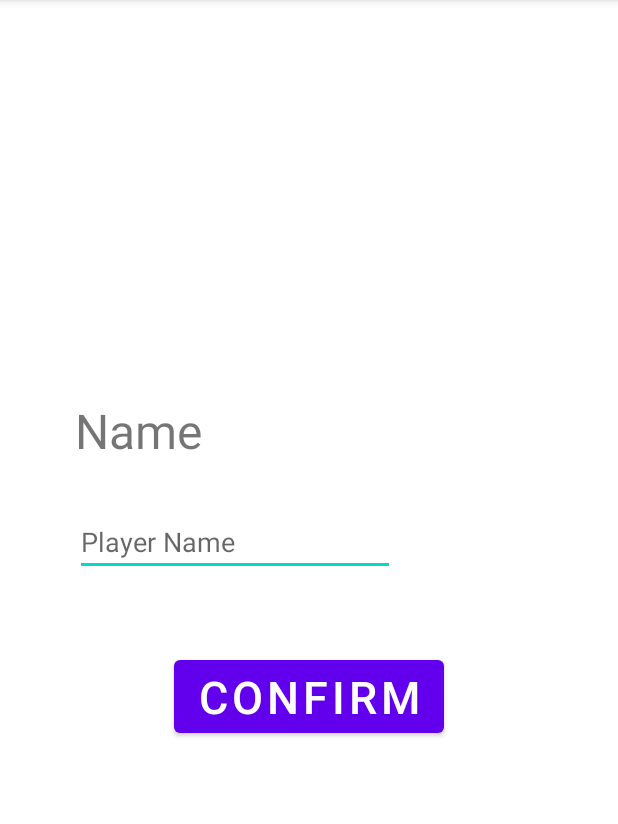
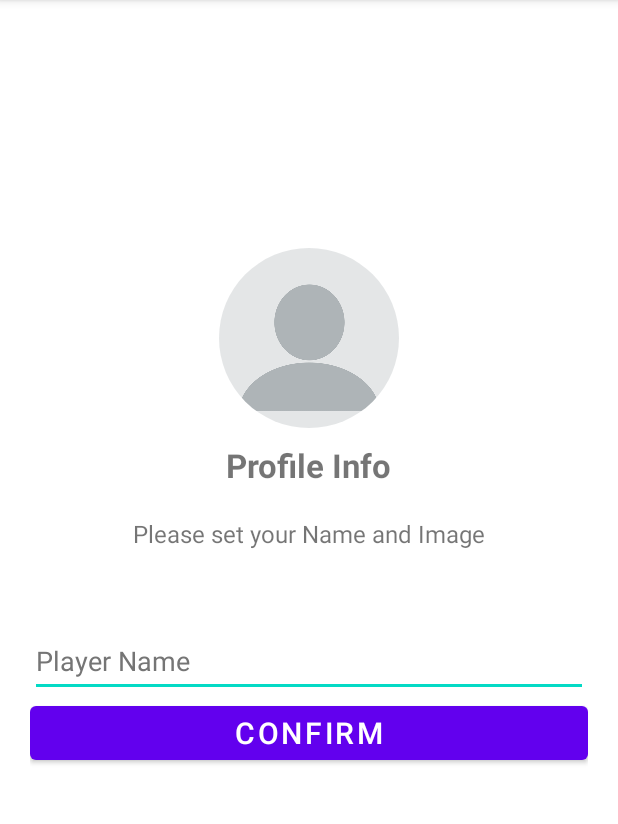
Before and after one commit to rub3n-s/BoardGame, an Android app: the screen it shows after launch (PlayerActivity), after a tap on "PLAY", on a phone screen of 412 x 824 dp, the part 84-908 px from its top. Run offline under Robolectric (Android 15) with nearby library versions, the phone set to English and light mode, and no system bars; our stand-ins replace CircleImageView, Firebase (no records; nobody signed in at launch, a user with empty details on screens opened directly).

Commit message:
profile update

```diff
--- a/app/build.gradle
+++ b/app/build.gradle
@@ -50,6 +50,9 @@ dependencies {
     implementation 'com.google.firebase:firebase-firestore-ktx'
     implementation 'com.google.firebase:firebase-messaging-ktx'
     implementation 'com.google.android.gms:play-services-auth:20.4.0'
+    implementation 'de.hdodenhof:circleimageview:3.1.0'
+    implementation 'com.google.firebase:firebase-database-ktx:20.1.0'
+    implementation 'com.google.firebase:firebase-storage-ktx:20.1.0'
 
     testImplementation 'junit:junit:4.13.2'
     androidTestImplementation 'androidx.test.ext:junit:1.1.4'
--- a/app/src/main/java/pt/isec/boardgame/MainActivity.kt
+++ b/app/src/main/java/pt/isec/boardgame/MainActivity.kt
@@ -4,6 +4,8 @@ import android.content.Intent
 import androidx.appcompat.app.AppCompatActivity
 import android.os.Bundle
 import android.widget.Button
+import pt.isec.boardgame.activity.PlayerActivity
+import pt.isec.boardgame.activity.Top5Activity
 import kotlin.system.exitProcess
 
 class MainActivity : AppCompatActivity() {
@@ -12,11 +14,11 @@ class MainActivity : AppCompatActivity() {
         setContentView(R.layout.activity_main)
 
         findViewById<Button>(R.id.btnPlay).setOnClickListener() {
-            startActivity(Intent(this,PlayerActivity::class.java))
+            startActivity(Intent(this, PlayerActivity::class.java))
         }
 
         findViewById<Button>(R.id.btnTop5).setOnClickListener() {
-            startActivity(Intent(this,Top5Activity::class.java))
+            startActivity(Intent(this, Top5Activity::class.java))
         }
 
         findViewById<Button>(R.id.btnLeave).setOnClickListener() {
--- a/app/src/main/java/pt/isec/boardgame/PlayerActivity.kt
+++ /dev/null
@@ -1,23 +0,0 @@
-package pt.isec.boardgame
-
-import androidx.appcompat.app.AppCompatActivity
-import android.os.Bundle
-import android.widget.Button
-import android.widget.EditText
-import android.widget.TextView
-import android.widget.Toast
-
-class PlayerActivity : AppCompatActivity() {
-    override fun onCreate(savedInstanceState: Bundle?) {
-        super.onCreate(savedInstanceState)
-        setContentView(R.layout.activity_player)
-
-        findViewById<Button>(R.id.btnConfirm).setOnClickListener() {
-            val playerName = findViewById<EditText>(R.id.etPlayerName).text
-            if (playerName == null || playerName.isEmpty())
-                Toast.makeText(applicationContext,"You need to insert a player name",Toast.LENGTH_LONG).show()
-            else
-                startActivity(GameActivity.getClientModeIntent(this, playerName.toString()))
-        }
-    }
-}
--- /dev/null
+++ b/app/src/main/java/pt/isec/boardgame/activity/PlayerActivity.kt
@@ -0,0 +1,205 @@
+package pt.isec.boardgame.activity
+
+import android.content.ContentValues.TAG
+import android.content.Intent
+import android.content.pm.PackageManager
+import android.net.Uri
+import android.os.Build
+import androidx.appcompat.app.AppCompatActivity
+import android.os.Bundle
+import android.util.Log
+import android.widget.Button
+import android.widget.EditText
+import android.widget.Toast
+import androidx.activity.result.contract.ActivityResultContracts
+import androidx.appcompat.app.AlertDialog
+import androidx.core.content.ContextCompat
+import androidx.core.content.res.ResourcesCompat
+import com.google.firebase.auth.FirebaseAuth
+import com.google.firebase.auth.ktx.auth
+import com.google.firebase.database.FirebaseDatabase
+import com.google.firebase.database.ktx.database
+import com.google.firebase.ktx.Firebase
+import com.google.firebase.storage.FirebaseStorage
+import com.google.firebase.storage.ktx.storage
+import pt.isec.boardgame.MainActivity
+import pt.isec.boardgame.R
+import pt.isec.boardgame.databinding.ActivityPlayerBinding
+import pt.isec.boardgame.model.PlayerModel
+import pt.isec.boardgame.utils.createFileFromUri
+import pt.isec.boardgame.utils.setPic
+import java.util.*
+
+class PlayerActivity : AppCompatActivity() {
+    companion object {
+        private const val TAG = "ConfigImageActivity"
+        private const val ACTIVITY_REQUEST_CODE_GALLERY = 10
+        private const val ACTIVITY_REQUEST_CODE_CAMERA  = 20
+        private const val PERMISSIONS_REQUEST_CODE = 1
+
+        private const val GALLERY = 1
+        private const val CAMERA  = 2
+        private const val MODE_KEY = "mode"
+    }
+
+    private lateinit var binding : ActivityPlayerBinding
+    private lateinit var auth : FirebaseAuth
+    private lateinit var database : FirebaseDatabase
+    private lateinit var storage : FirebaseStorage
+
+    private var mode = GALLERY
+    private var imagePath : String? = null
+    private var permissionsGranted = false
+        set(value) {
+            field = value
+            binding.userImage.isEnabled = value
+        }
+    private lateinit var dialog : AlertDialog.Builder
+
+    override fun onCreate(savedInstanceState: Bundle?) {
+        super.onCreate(savedInstanceState)
+
+        binding = ActivityPlayerBinding.inflate(layoutInflater)
+        setContentView(binding.root)
+
+        dialog = AlertDialog.Builder(this)
+            .setMessage("Updating Profile...")
+            .setCancelable(false)
+
+        auth =  Firebase.auth
+        database = Firebase.database
+        storage = Firebase.storage
+
+        binding.userImage.setOnClickListener { chooseImage() }
+
+        binding.btnConfirm.setOnClickListener {
+            if (binding.etPlayerName.text.isEmpty())
+                Toast.makeText(applicationContext,"Please enter your Name",Toast.LENGTH_LONG).show()
+            else if (imagePath == null)
+                Toast.makeText(applicationContext,"Please select your Image",Toast.LENGTH_LONG).show()
+            else {
+                val player = PlayerModel(imagePath.toString(),binding.etPlayerName.text.toString(),0,0,0)
+                startActivity(GameActivity.getClientModeIntent(this, player))
+                finish()
+            }
+        }
+
+        verifyPermissions()
+        updatePreview()
+    }
+
+    private var startActivityForContentResult = registerForActivityResult(
+        ActivityResultContracts.GetContent()
+    ) { uri ->
+        Log.i(TAG, "startActivityForContentResult: ")
+        imagePath = uri?.let { createFileFromUri(this, it) }
+        updatePreview()
+    }
+
+    private fun chooseImage() {
+        Log.i(TAG, "chooseImage: ")
+        startActivityForContentResult.launch("image/*")
+    }
+
+    private fun updatePreview() {
+        if (imagePath != null) {
+            setPic(binding.userImage, imagePath!!)
+        }
+    }
+
+    // ===================================================
+    //        Permissions to access CAMERA/MEDIA
+    // ===================================================
+    private val requestPermissionLauncher = registerForActivityResult(
+        ActivityResultContracts.RequestPermission()
+    ) { isGranted ->
+        permissionsGranted = isGranted
+    }
+
+    // this function supports recent APIs
+    private fun verifyPermissions() {
+        Log.i(TAG, "verifyPermissions: ")
+        if (mode == CAMERA) {
+            permissionsGranted = ContextCompat.checkSelfPermission(
+                this,
+                android.Manifest.permission.CAMERA
+            ) == PackageManager.PERMISSION_GRANTED
+            if (!permissionsGranted)
+                requestPermissionLauncher.launch(android.Manifest.permission.CAMERA)
+            return
+        }
+        //mode == GALLERY
+        if (Build.VERSION.SDK_INT >= Build.VERSION_CODES.TIRAMISU) {
+            permissionsGranted = ContextCompat.checkSelfPermission(
+                this,
+                android.Manifest.permission.READ_MEDIA_IMAGES
+            ) == PackageManager.PERMISSION_GRANTED
+
+            if (!permissionsGranted)
+                requestPermissionLauncher.launch(android.Manifest.permission.READ_MEDIA_IMAGES)
+            return
+        }
+        // GALLERY, versões < API33
+        if (ContextCompat.checkSelfPermission(
+                this,
+                android.Manifest.permission.READ_EXTERNAL_STORAGE
+            ) != PackageManager.PERMISSION_GRANTED /*||
+            ContextCompat.checkSelfPermission(
+                this,
+                android.Manifest.permission.WRITE_EXTERNAL_STORAGE
+            ) != PackageManager.PERMISSION_GRANTED */
+        ) {
+            permissionsGranted = false
+            requestPermissionsLauncher.launch(
+                arrayOf(
+                    //android.Manifest.permission.WRITE_EXTERNAL_STORAGE,
+                    android.Manifest.permission.READ_EXTERNAL_STORAGE
+                )
+            )
+        } else
+            permissionsGranted = true
+    }
+
+    val requestPermissionsLauncher = registerForActivityResult(
+        ActivityResultContracts.RequestMultiplePermissions()) { grantResults ->
+        permissionsGranted = grantResults.values.any { it }
+    }
+
+    /*private fun uploadData() {
+        val reference = storage.reference.child("Profile").child(Date().time.toString())
+        reference.putFile(selectedImg).addOnCompleteListener {
+            if (it.isSuccessful) {
+                reference.downloadUrl.addOnSuccessListener { task ->
+                    uploadInfo(task.toString())
+                }
+            }
+        }
+    }
+
+    private fun uploadInfo(imgUrl: String) {
+        val player = PlayerModel(auth.uid.toString(),imgUrl,binding.etPlayerName.toString(),0,0,0)
+
+        database.reference.child("players")
+            .child(auth.uid.toString())
+            .setValue(player)
+            .addOnSuccessListener {
+                Toast.makeText(this,"Data inserted", Toast.LENGTH_SHORT).show()
+
+                startActivity(GameActivity.getClientModeIntent(this, player))
+
+                finish()
+            }
+    }
+
+    override fun onActivityResult(requestCode: Int, resultCode: Int, data: Intent?) {
+        super.onActivityResult(requestCode, resultCode, data)
+
+        if (data != null) {
+            if (data.data != null) {
+                selectedImg = data.data!!
+
+                binding.userImage.setImageURI(selectedImg)
+            }
+        }
+    } */
+}
--- a/app/src/main/java/pt/isec/boardgame/GridViewAdapter.kt
+++ b/app/src/main/java/pt/isec/boardgame/adapter/GridViewAdapter.kt
@@ -1,4 +1,4 @@
-package pt.isec.boardgame
+package pt.isec.boardgame.adapter
 
 import android.content.Context
 import android.graphics.Color
@@ -7,6 +7,7 @@ import android.view.View
 import android.view.ViewGroup
 import android.widget.BaseAdapter
 import android.widget.TextView
+import pt.isec.boardgame.R
 
 
 internal class GridViewAdapter(
--- a/app/src/main/java/pt/isec/boardgame/PlayerModel.kt
+++ b/app/src/main/java/pt/isec/boardgame/model/PlayerModel.kt
@@ -1,6 +1,7 @@
-package pt.isec.boardgame
+package pt.isec.boardgame.model
 
 class PlayerModel(
+    val imagePath : String,
     val name: String,
     val points: Int,
     val level: Int,
--- a/app/src/main/res/layout/activity_player.xml
+++ b/app/src/main/res/layout/activity_player.xml
@@ -1,47 +1,61 @@
 <?xml version="1.0" encoding="utf-8"?>
-<androidx.constraintlayout.widget.ConstraintLayout xmlns:android="http://schemas.android.com/apk/res/android"
+<LinearLayout xmlns:android="http://schemas.android.com/apk/res/android"
     xmlns:app="http://schemas.android.com/apk/res-auto"
     xmlns:tools="http://schemas.android.com/tools"
     android:layout_width="match_parent"
     android:layout_height="match_parent"
-    tools:context=".PlayerActivity">
+    tools:context=".activity.PlayerActivity"
+    android:gravity="center"
+    android:orientation="vertical">
+
+
+    <de.hdodenhof.circleimageview.CircleImageView
+        android:id="@+id/userImage"
+        android:layout_width="120dp"
+        android:layout_height="120dp"
+        android:src="@drawable/user"/>
 
     <TextView
-        android:id="@+id/textView"
         android:layout_width="wrap_content"
         android:layout_height="wrap_content"
-        android:layout_marginStart="50dp"
-        android:layout_marginBottom="30dp"
-        android:text="@string/name"
-        android:textSize="32sp"
-        app:layout_constraintBottom_toTopOf="@+id/etPlayerName"
-        app:layout_constraintStart_toStartOf="parent" />
+        android:text="@string/profile_info"
+        android:layout_margin="10dp"
+        android:textStyle="bold"
+        android:textSize="22sp"/>
 
-    <Button
-        android:id="@+id/btnConfirm"
+    <TextView
         android:layout_width="wrap_content"
         android:layout_height="wrap_content"
-        android:layout_marginTop="50dp"
-        android:text="@string/confirm"
-        android:textSize="30sp"
-        app:layout_constraintEnd_toEndOf="parent"
-        app:layout_constraintStart_toStartOf="parent"
-        app:layout_constraintTop_toTopOf="@+id/guideline4" />
+        android:text="@string/user_data"
+        android:layout_margin="10dp"
+        android:textSize="16sp"/>
 
-    <EditText
-        android:id="@+id/etPlayerName"
-        android:layout_width="wrap_content"
+    <LinearLayout
+        android:layout_width="match_parent"
         android:layout_height="wrap_content"
-        android:ems="10"
-        android:hint="@string/name_hint"
-        android:inputType="textPersonName"
-        app:layout_constraintBottom_toTopOf="@+id/guideline4"
-        app:layout_constraintStart_toStartOf="@+id/textView" />
+        android:gravity="center"
+        android:orientation="vertical"
+        android:layout_margin="20dp">
+        <EditText
+            android:id="@+id/etPlayerName"
+            android:layout_width="match_parent"
+            android:layout_height="wrap_content"
+            android:ems="10"
+            android:hint="@string/name_hint"
+            android:importantForAutofill="no"
+            android:inputType="textPersonName"
+            android:minHeight="48dp"
+            android:textColorHint="#757575"
+            android:layout_marginTop="20dp"/>
 
-    <androidx.constraintlayout.widget.Guideline
-        android:id="@+id/guideline4"
-        android:layout_width="wrap_content"
-        android:layout_height="wrap_content"
-        android:orientation="horizontal"
-        app:layout_constraintGuide_percent=".5" />
-</androidx.constraintlayout.widget.ConstraintLayout>
+        <Button
+            android:id="@+id/btnConfirm"
+            android:layout_width="match_parent"
+            android:layout_height="wrap_content"
+            android:layout_marginBottom="70dp"
+            android:text="@string/confirm"
+            android:textSize="20sp"/>
+    </LinearLayout>
+
+
+</LinearLayout>
--- a/app/src/main/res/layout/activity_top5.xml
+++ b/app/src/main/res/layout/activity_top5.xml
@@ -4,7 +4,7 @@
     xmlns:tools="http://schemas.android.com/tools"
     android:layout_width="match_parent"
     android:layout_height="match_parent"
-    tools:context=".Top5Activity">
+    tools:context=".activity.Top5Activity">
 
     <TextView
         android:id="@+id/tvTop1"
--- a/app/src/main/res/values/strings.xml
+++ b/app/src/main/res/values/strings.xml
@@ -11,4 +11,6 @@
     <string name="game_points">Points:</string>
     <string name="game_level">Level:</string>
     <string name="game_end">End Game</string>
+    <string name="profile_info">Profile Info</string>
+    <string name="user_data">Please set your Name and Image</string>
 </resources>
```
Also changed, not shown: app/src/main/AndroidManifest.xml (+18 -3 lines), app/src/main/java/pt/isec/boardgame/activity/GameActivity.kt (renamed from app/src/main/java/pt/isec/boardgame/GameActivity.kt, +62 -98 lines), app/src/main/java/pt/isec/boardgame/activity/Top5Activity.kt (renamed from app/src/main/java/pt/isec/boardgame/Top5Activity.kt, +5 -3 lines), app/src/main/java/pt/isec/boardgame/utils/ImageUtils.kt (added, +64 -0 lines), app/src/main/res/layout/activity_game.xml (+25 -15 lines), app/src/main/res/values/colors.xml (+9 -0 lines), app/src/main/res/drawable/user.png (added).
